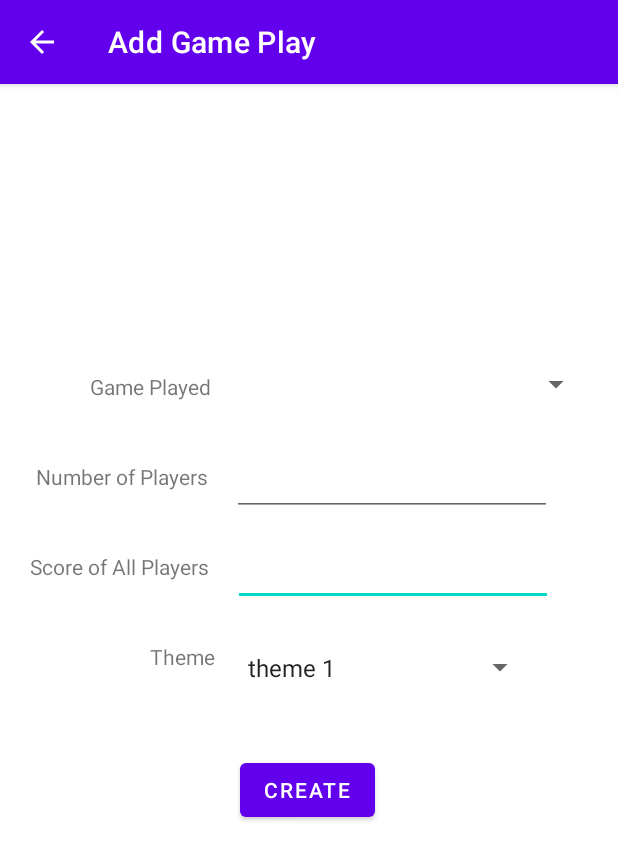
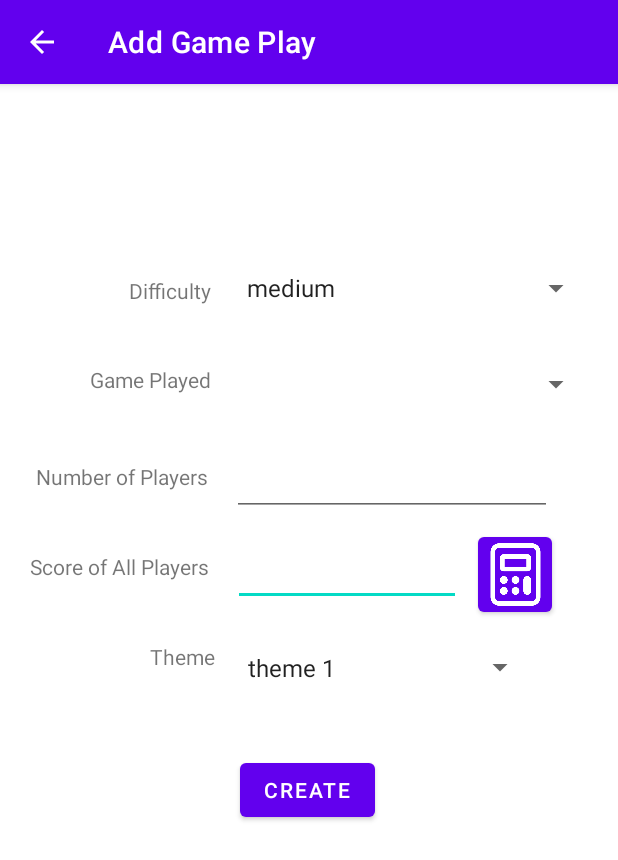
Before and after one commit to Lucas-liu1/Cmpt-276-Group-Work, an Android app: the AddGamePlay screen opened directly, with no data from a screen before it, on a phone screen of 412 x 824 dp. Shown: the top 860 px of the screen. Run offline under Robolectric (Android 15) with nearby library versions, the phone set to English and light mode, and no system bars.

Commit message:
Added Edit Game functionality, need to work on selection method for game plays to accurately send the game being clicked, and also plan on implementing the game score calculator based on the number of players.

```diff
--- a/myapplication2/src/main/java/ca/cmpt276/myapplication2/AddGamePlay.java
+++ b/myapplication2/src/main/java/ca/cmpt276/myapplication2/AddGamePlay.java
@@ -34,6 +34,7 @@ import com.google.gson.reflect.TypeToken;
 public class AddGamePlay extends AppCompatActivity {
     private ConfigManager GameConfiguration;
     private int configurationID;
+    private String difficulty;
 
     private String theme;
 
@@ -46,7 +47,6 @@ public class AddGamePlay extends AppCompatActivity {
         assert ab != null;
         ab.setDisplayHomeAsUpEnabled(true);
         ab.setTitle("Add Game Play");
-
     }
 
     @Override
@@ -55,12 +55,15 @@ public class AddGamePlay extends AppCompatActivity {
         GameConfiguration = ConfigManager.getInstance();
         SharedPreferencesUtils.getConfigManagerToSharedPreferences(this);
         populateSpinner();
+        populateDifficultySpinner();
         populateThemeSpinner();
         setCreateButton();
+        setCalculateButton();
     }
 
     private void setCreateButton() {
         Button btn = findViewById(R.id.createButton);
+        btn.setText("Create");
         btn.setOnClickListener(new View.OnClickListener() {
             @Override
             public void onClick(View view) {
@@ -73,7 +76,28 @@ public class AddGamePlay extends AppCompatActivity {
         return new Intent(context, AddGamePlay.class);
     }
 
-    public void populateSpinner(){
+    private void populateDifficultySpinner(){
+        Spinner spinner = findViewById(R.id.difficultyLevelSpinner);
+        ArrayAdapter adapter = new ArrayAdapter(this,
+                android.R.layout.simple_spinner_item,
+                GameConfiguration.getDifficultyLevels());
+        adapter.setDropDownViewResource(android.R.layout.simple_spinner_dropdown_item);
+        spinner.setAdapter(adapter);
+        spinner.setSelection(1); // medium difficulty
+        difficulty = GameConfiguration.getDifficultyLevels()[1]; // set default to medium
+
+        spinner.setOnItemSelectedListener(new AdapterView.OnItemSelectedListener(){
+            @Override
+            public void onItemSelected(AdapterView<?> adapterView, View view, int i, long l) {
+                difficulty = GameConfiguration.getDifficultyLevels()[i];
+            }
+
+            @Override
+            public void onNothingSelected(AdapterView<?> adapterView) {}
+        });
+    }
+
+    private void populateSpinner(){
         Spinner spinner = findViewById(R.id.gameConfigSpinner);
         ArrayAdapter adapter = new ArrayAdapter(this,
                 android.R.layout.simple_spinner_item,
@@ -119,6 +143,23 @@ public class AddGamePlay extends AppCompatActivity {
     }
 
 
+    private void setCalculateButton() {
+        Button btn = findViewById(R.id.calculateScoreBtn);
+        btn.setOnClickListener(new View.OnClickListener() {
+            @Override
+            public void onClick(View view) {
+                if (getNumPlayers()>0) {
+                    Intent intent = CalculatePlayerScore.makeIntent(AddGamePlay.this, getNumPlayers());
+                    startActivity(intent);
+                }else{
+                    Toast.makeText(AddGamePlay.this,
+                            "Please Fill in Valid Number of Players",
+                            Toast.LENGTH_SHORT).show();
+                }
+            }
+        });
+    }
+
     private void saveFirstpass(){
         SharedPreferences sharedPref;
         sharedPref = getSharedPreferences("firstPass", MODE_PRIVATE);
@@ -127,8 +168,36 @@ public class AddGamePlay extends AppCompatActivity {
         editor.apply();
     }
 
+    private int getNumPlayers(){
+        EditText numPlayers = findViewById(R.id.numPlayersTextEdit);
+        String numPlayersStr = numPlayers.getText().toString();
+        int num_players;
+        try {
+            num_players = Integer.parseInt(numPlayersStr);
+        }catch(NumberFormatException except){
+            Toast.makeText(AddGamePlay.this, "Number of Players must be an integer", Toast.LENGTH_SHORT)
+                    .show();
+            return 0;
+        }
+        return num_players;
+    }
 
-    public void addGamePlay(){
+    private int getSumScore(){
+        int sum_score;
+        EditText totalScore = findViewById(R.id.scoreTextEdit);
+        String totalScoreStr = totalScore.getText().toString();
+        try {
+            sum_score = Integer.parseInt(totalScoreStr);
+        }catch(NumberFormatException except){
+            Toast.makeText(AddGamePlay.this, "Score must be an integer", Toast.LENGTH_SHORT)
+                    .show();
+            return 0;
+        }
+        return sum_score;
+    }
+
+
+    private void addGamePlay(){
         saveFirstpass();
         int num_players;
         int sum_score;
@@ -141,33 +210,16 @@ public class AddGamePlay extends AppCompatActivity {
             return;
         }
 
-        EditText numPlayers = findViewById(R.id.numPlayersTextEdit);
-        String numPlayersStr = numPlayers.getText().toString();
-        try {
-            num_players = Integer.parseInt(numPlayersStr);
-        }catch(NumberFormatException except){
-            Toast.makeText(AddGamePlay.this, "Number of Players must be an integer", Toast.LENGTH_SHORT)
-                    .show();
-            return;
-        }
-
-        EditText totalScore = findViewById(R.id.scoreTextEdit);
-        String totalScoreStr = totalScore.getText().toString();
-        try {
-            sum_score = Integer.parseInt(totalScoreStr);
-        }catch(NumberFormatException except){
-            Toast.makeText(AddGamePlay.this, "Score must be an integer", Toast.LENGTH_SHORT)
-                    .show();
-            return;
-        }
-
+        num_players=getNumPlayers();
+        sum_score=getSumScore();
 
         Game newGame = new Game(num_players, sum_score, theme);
+        newGame.setDifficulty(difficulty);
         AchievementList achievementList = new AchievementList(
                 GameConfiguration.getConfigList().get(configurationID).getPoor_score(),
                 GameConfiguration.getConfigList().get(configurationID).getGreat_score(),
                 num_players,
-                //difficulty here
+                difficulty,
                 theme);
         newGame.setAchievementList(achievementList);
 
@@ -178,10 +230,9 @@ public class AddGamePlay extends AppCompatActivity {
 
         FragmentManager manager = getSupportFragmentManager();
         CongratulationsFragment dialog = new CongratulationsFragment();
-        dialog.setCurrentGame(newGame);
+        dialog.setCurrentGame(AddGamePlay.this,newGame,configurationID,
+                GameConfiguration.getConfigList().get(configurationID).getGamesListSize()-1);
         dialog.show(manager,"MessageDialog");
-
-
     }
 
 }
--- a/myapplication2/src/main/java/ca/cmpt276/myapplication2/model/ConfigManager.java
+++ b/myapplication2/src/main/java/ca/cmpt276/myapplication2/model/ConfigManager.java
@@ -14,6 +14,7 @@ import java.util.ArrayList;
 
 public class ConfigManager {
     private ArrayList<Configuration> configList;// Store all the configurations
+    private String[] difficultyLevels = {"easy", "medium", "hard"};
 
     private ConfigManager() {
         configList = new ArrayList<>();
@@ -65,6 +66,10 @@ public class ConfigManager {
         return configNames;
     }
 
+    public String[] getDifficultyLevels(){
+        return difficultyLevels;
+    }
+
     public int getNumConfigurations(){
         return configList.size();
     }
--- a/myapplication2/src/main/res/layout/activity_game_addplay.xml
+++ b/myapplication2/src/main/res/layout/activity_game_addplay.xml
@@ -4,6 +4,29 @@
     xmlns:tools="http://schemas.android.com/tools"
     android:layout_width="match_parent"
     android:layout_height="match_parent">
+
+    <Spinner
+        android:id="@+id/difficultyLevelSpinner"
+        android:layout_width="238dp"
+        android:layout_height="48dp"
+        android:layout_marginStart="16dp"
+        android:layout_marginTop="112dp"
+        app:layout_constraintStart_toEndOf="@+id/diffultyLevelText"
+        app:layout_constraintTop_toTopOf="parent"
+        tools:ignore="SpeakableTextPresentCheck,SpeakableTextPresentCheck" />
+
+    <TextView
+        android:id="@+id/diffultyLevelText"
+        android:layout_width="wrap_content"
+        android:layout_height="wrap_content"
+        android:layout_marginStart="60dp"
+        android:layout_marginTop="128dp"
+        android:layout_marginEnd="16dp"
+        android:text="@string/difficulty"
+        app:layout_constraintEnd_toStartOf="@+id/gameConfigSpinner"
+        app:layout_constraintHorizontal_bias="1.0"
+        app:layout_constraintStart_toStartOf="parent"
+        app:layout_constraintTop_toTopOf="parent" />
 
     <TextView
         android:id="@+id/scoreOfPlayersText"
@@ -19,8 +42,8 @@
 
     <EditText
         android:id="@+id/scoreTextEdit"
-        android:layout_width="wrap_content"
-        android:layout_height="wrap_content"
+        android:layout_width="152dp"
+        android:layout_height="48dp"
         android:layout_marginStart="16dp"
         android:layout_marginTop="300dp"
         android:autofillHints=""
@@ -33,8 +56,8 @@
 
     <EditText
         android:id="@+id/numPlayersTextEdit"
-        android:layout_width="wrap_content"
-        android:layout_height="wrap_content"
+        android:layout_width="213dp"
+        android:layout_height="48dp"
         android:layout_marginStart="16dp"
         android:layout_marginTop="240dp"
         android:autofillHints=""
@@ -62,12 +85,12 @@
         android:layout_width="wrap_content"
         android:layout_height="wrap_content"
         android:layout_marginStart="60dp"
-        android:layout_marginTop="192dp"
+        android:layout_marginTop="40dp"
         android:layout_marginEnd="16dp"
         android:text="@string/game_played"
         app:layout_constraintEnd_toStartOf="@+id/gameConfigSpinner"
         app:layout_constraintStart_toStartOf="parent"
-        app:layout_constraintTop_toTopOf="parent" />
+        app:layout_constraintTop_toBottomOf="@+id/diffultyLevelText" />
 
     <TextView
         android:id="@+id/addGamePlayText"
@@ -84,9 +107,9 @@
         android:layout_width="238dp"
         android:layout_height="48dp"
         android:layout_marginStart="16dp"
-        android:layout_marginTop="176dp"
+        android:layout_marginTop="16dp"
         app:layout_constraintStart_toEndOf="@+id/gamesPlayedText"
-        app:layout_constraintTop_toTopOf="parent"
+        app:layout_constraintTop_toBottomOf="@+id/difficultyLevelSpinner"
         tools:ignore="SpeakableTextPresentCheck,SpeakableTextPresentCheck" />
 
     <Button
@@ -122,4 +145,20 @@
         app:layout_constraintStart_toStartOf="parent"
         app:layout_constraintTop_toTopOf="parent" />
 
+    <Button
+        android:id="@+id/calculateScoreBtn"
+        android:layout_width="49dp"
+        android:layout_height="62dp"
+        android:layout_marginStart="11dp"
+        android:layout_marginTop="8dp"
+        android:paddingLeft="0dp"
+        android:paddingTop="4dp"
+        android:paddingRight="0dp"
+        app:icon="@drawable/calculator"
+        app:iconPadding="1dp"
+        app:iconSize="50dp"
+        app:layout_constraintStart_toEndOf="@+id/scoreTextEdit"
+        app:layout_constraintTop_toBottomOf="@+id/numPlayersTextEdit"
+        tools:ignore="SpeakableTextPresentCheck" />
+
 </androidx.constraintlayout.widget.ConstraintLayout>
--- /dev/null
+++ b/myapplication2/src/main/res/layout/activity_sum_score.xml
@@ -0,0 +1,6 @@
+<?xml version="1.0" encoding="utf-8"?>
+<androidx.constraintlayout.widget.ConstraintLayout xmlns:android="http://schemas.android.com/apk/res/android"
+    android:layout_width="match_parent"
+    android:layout_height="match_parent">
+
+</androidx.constraintlayout.widget.ConstraintLayout>
--- a/myapplication2/src/main/res/values/strings.xml
+++ b/myapplication2/src/main/res/values/strings.xml
@@ -10,6 +10,8 @@
     <string name="score_of_all_players">Score of All Players</string>
     <string name="congratulations">Congratulations!</string>
     <string name="score_of_players">Score of Players</string>
+    <string name="difficulty">Difficulty</string>
+    <string name="delete">Delete</string>
     <string name="first_game_play">\nWelcome, this page lists all the games played.\n\n Currently,
     there are no games played.\n\n
         To begin, please first click on the\n \"Add game play\" button.</string>
```
Also changed, not shown: myapplication2/src/main/AndroidManifest.xml (+15 -0 lines), myapplication2/src/main/java/ca/cmpt276/myapplication2/CalculatePlayerScore.java (added, +45 -0 lines), myapplication2/src/main/java/ca/cmpt276/myapplication2/CongratulationsFragment.java (+22 -3 lines), myapplication2/src/main/java/ca/cmpt276/myapplication2/EditGamePlay.java (added, +275 -0 lines), myapplication2/src/main/java/ca/cmpt276/myapplication2/GamePlays.java (+5 -4 lines), myapplication2/src/main/java/ca/cmpt276/myapplication2/model/Configuration.java (+18 -0 lines), myapplication2/src/main/res/menu/edit_menu.xml (added, +12 -0 lines), myapplication2/src/main/res/drawable/calculator.png (added).
